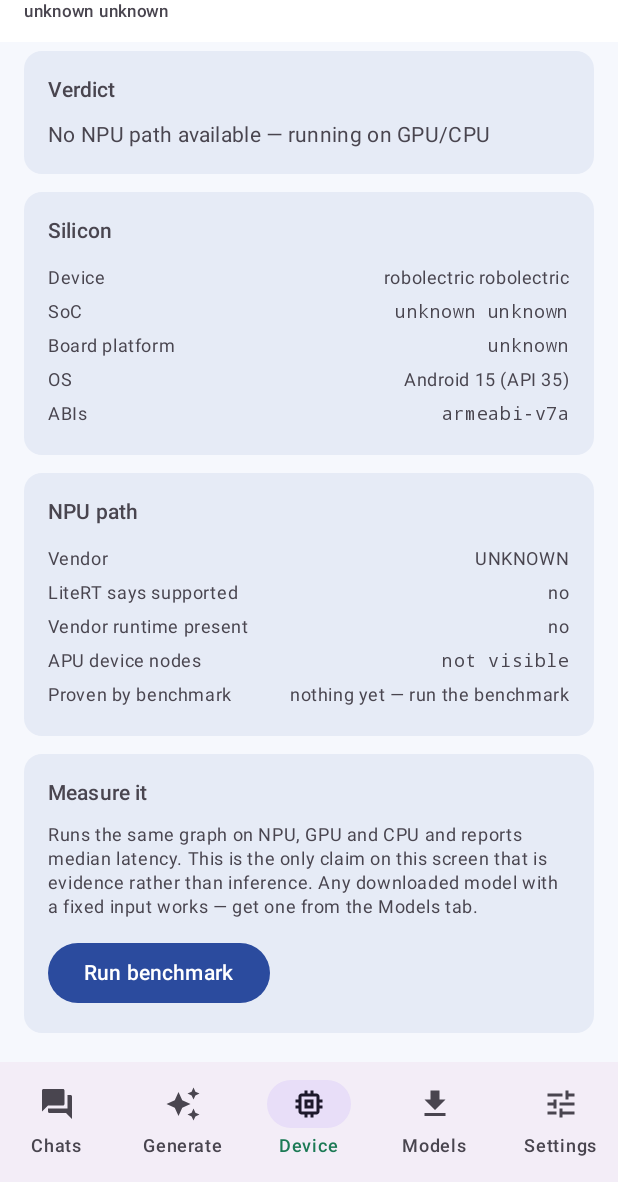
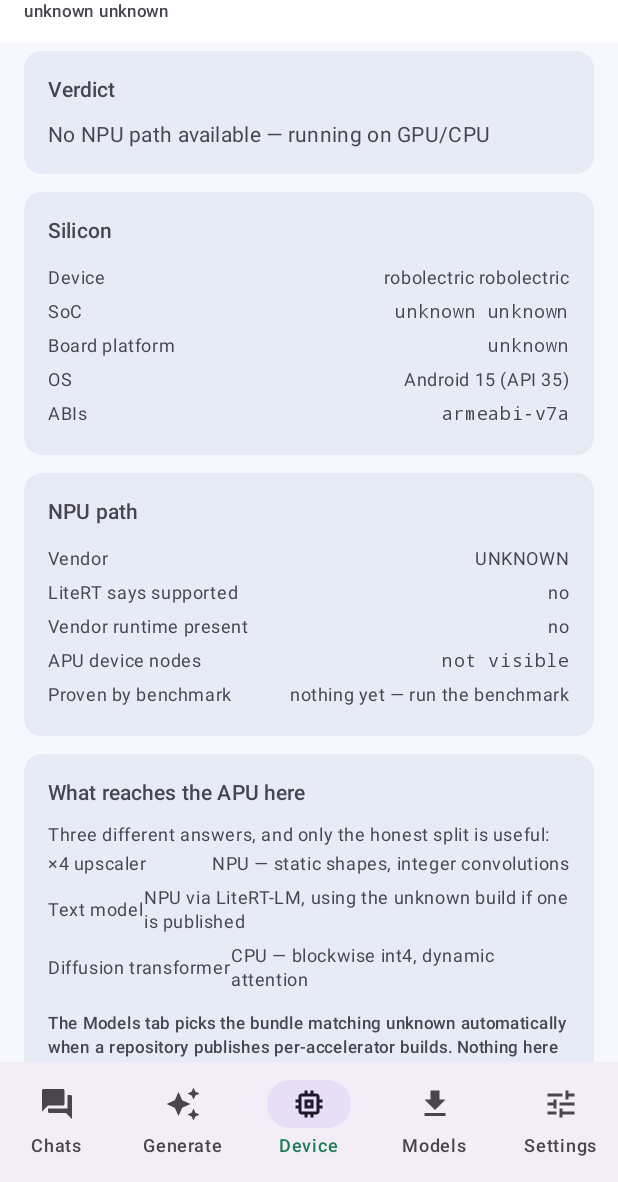
Before and after one commit to Mandarln4ik/-, an Android app built with Jetpack Compose: the screen it shows after launch (MainActivity), item 3 of the bottom bar chosen, on a phone screen of 412 x 824 dp, the part 54-1236 px from its top. Run offline under Robolectric (Android 15) with nearby library versions, the phone set to English and light mode, and no system bars; libraries missing offline, so code that uses them is left out: com.google.ai.edge; pictures from the network do not load; 3 statements that could not run were skipped.

Commit message:
Say on the Device screen which stage reaches the APU, and why
The screen answered "is there an NPU here" in three levels of strength and
then stopped, which left the question people actually have unanswered: what
of this app runs on it. Three different answers, and the split is the point
-- the upscaler does, the text model does through a graph compiled for this
SoC, and the diffusion transformer does not and says so rather than
implying otherwise by omission.

Co-Authored-By: Claude Opus 5 <noreply@anthropic.com>
Claude-Session: https://claude.ai/code/session_01TyR96acmGKTAnizQEkuKZZ

```diff
--- a/app/src/main/java/dev/neuroforge/ui/DeviceScreen.kt
+++ b/app/src/main/java/dev/neuroforge/ui/DeviceScreen.kt
@@ -82,6 +82,34 @@ fun DeviceScreen(vm: AppViewModel, state: UiState) {
       }
 
       item {
+        SectionCard("What reaches the APU here") {
+          Text(
+            "Three different answers, and only the honest split is useful:",
+            style = MaterialTheme.typography.bodySmall,
+            color = MaterialTheme.colorScheme.onSurfaceVariant,
+          )
+          InfoRow("×4 upscaler", "NPU — static shapes, integer convolutions")
+          InfoRow(
+            "Text model",
+            // Not a claim about this device's silicon but about what is published for it:
+            // litert-community ships graphs compiled per SoC, so the answer depends on
+            // whether one exists for this chip.
+            "NPU via LiteRT-LM, using the ${device.socModel} build if one is published",
+          )
+          InfoRow("Diffusion transformer", "CPU — blockwise int4, dynamic attention")
+          Text(
+            "The Models tab picks the bundle matching ${device.socModel} automatically when " +
+              "a repository publishes per-accelerator builds. Nothing here claims the " +
+              "generator runs on the APU, because no public diffusion model ships as an " +
+              "NPU-compatible LiteRT graph yet.",
+            style = MaterialTheme.typography.labelSmall,
+            color = MaterialTheme.colorScheme.onSurfaceVariant,
+            modifier = Modifier.padding(top = 10.dp),
+          )
+        }
+      }
+
+      item {
         SectionCard("Measure it") {
           Text(
             "Runs the same graph on NPU, GPU and CPU and reports median latency. This is the " +
```
Also changed, not shown: 1 other file.
